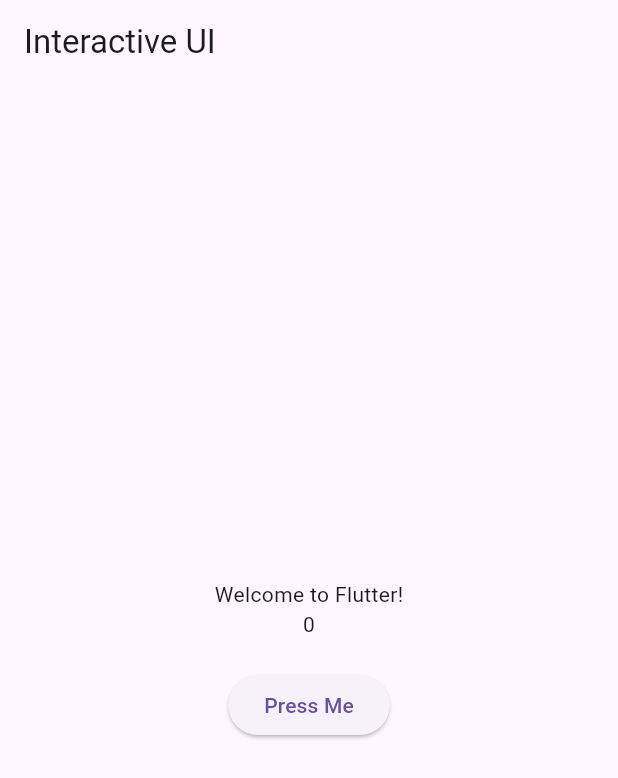
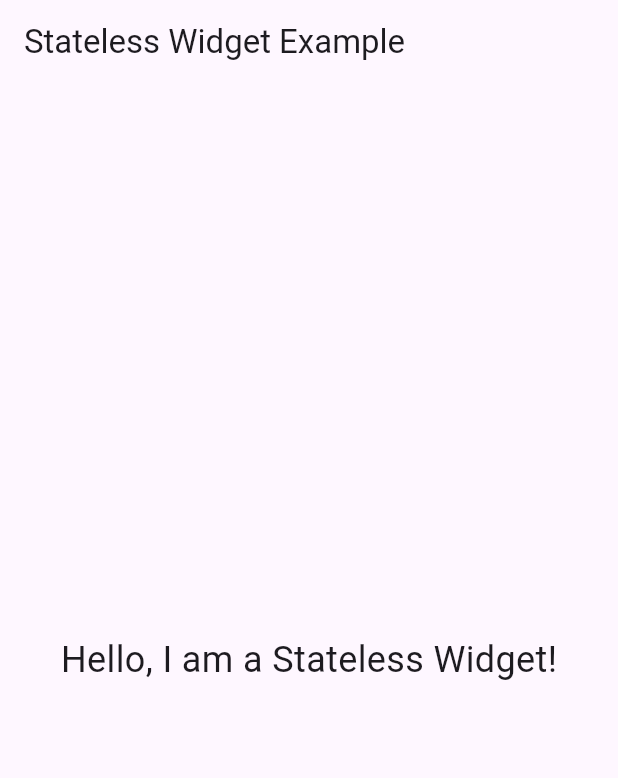
Before and after one commit to KhaledAldumaini/Flutter-Applications, a Flutter app: the screen it shows after launch, on a phone screen of 412 x 824 dp. Shown: the top 778 px of the screen. Run offline on Flutter 3.47's test engine with Material 3 defaults, Android fonts, the phone set to English and light mode, and no system bars.

Commit message:
lesson 3

```diff
--- a/lib/main.dart
+++ b/lib/main.dart
@@ -1,47 +1,31 @@
 import 'package:flutter/material.dart';
 
 void main() {
-  runApp(MyInteractiveApp());
+  runApp(MyStatelessApp());
 }
 
-class MyInteractiveApp extends StatefulWidget {
-  @override
-  _MyInteractiveAppState createState() => _MyInteractiveAppState();
-}
-
-class _MyInteractiveAppState extends State<MyInteractiveApp> {
-  String message = 'Welcome to Flutter!';
-  int counter = 0;
-
-  void updateMessage() {
-    setState(() {
-      message = 'Button Pressed!';
-      counter++;
-    });
-  }
-
+class MyStatelessApp extends StatelessWidget {
   @override
   Widget build(BuildContext context) {
     return MaterialApp(
       home: Scaffold(
         appBar: AppBar(
-          title: Text('Interactive UI'),
+          title: Text('Stateless Widget Example'),
         ),
         body: Center(
-          child: Column(
-            mainAxisAlignment: MainAxisAlignment.center,
-            children: [
-              Text(message),
-              Text("$counter"),
-              SizedBox(height: 20),
-              ElevatedButton(
-                onPressed: updateMessage,
-                child: Text('Press Me'),
-              ),
-            ],
-          ),
+          child: MyCustomWidget(),
         ),
       ),
     );
   }
 }
+
+class MyCustomWidget extends StatelessWidget {
+  @override
+  Widget build(BuildContext context) {
+    return Text(
+      'Hello, I am a Stateless Widget!',
+      style: TextStyle(fontSize: 24),
+    );
+  }
+}
```
